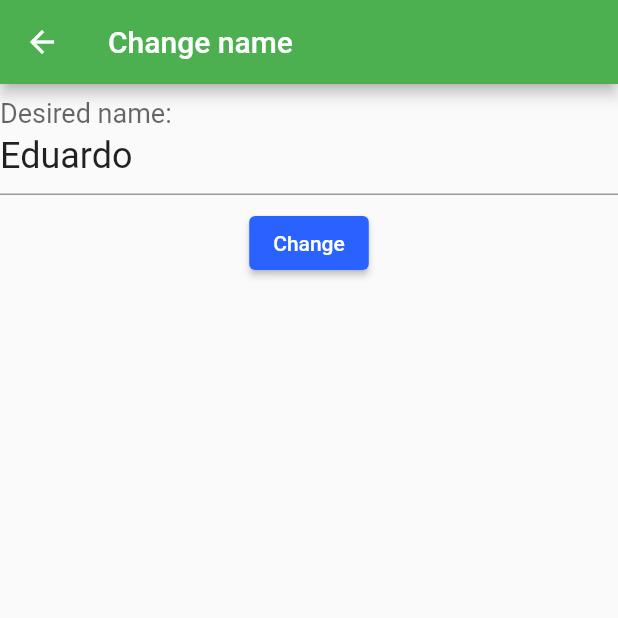
After one commit to Edu-Motter/alura-bytebank, a Flutter app: the screen it shows after launch, after a tap on "Change Name", on a phone screen of 412 x 824 dp, the top half of it. The commit adds this screen. Run offline on Flutter 3.47's test engine with Material 2 defaults, Android fonts, the phone set to English and light mode, and no system bars; our stand-ins replace firebase_core, firebase_crashlytics, flutter_bloc, sqflite; missing offline and left inert: http_interceptor; accounts and stored records are empty; statements that could not run were skipped.

Commit message:
Finalizando app bloc

```diff
--- /dev/null
+++ b/lib/components/container.dart
@@ -0,0 +1,10 @@
+import 'package:flutter/material.dart';
+
+abstract class BlocContainer extends StatelessWidget {
+  const BlocContainer({Key? key}) : super(key: key);
+}
+
+void push(BuildContext blocContext, BlocContainer container) {
+  Navigator.of(blocContext)
+      .push(MaterialPageRoute(builder: (context) => container));
+}
--- /dev/null
+++ b/lib/components/theme.dart
@@ -0,0 +1,16 @@
+import 'package:flutter/material.dart';
+
+final bytebankTheme = ThemeData(
+  colorScheme: ColorScheme.fromSwatch(
+    primarySwatch: Colors.green,
+  ).copyWith(
+    secondary: Colors.blueAccent[700],
+  ),
+  elevatedButtonTheme: ElevatedButtonThemeData(
+    style: ButtonStyle(
+      backgroundColor: MaterialStateProperty.all(Colors.blueAccent[700]),
+    ),
+  ),
+  buttonTheme: ButtonThemeData(
+      buttonColor: Colors.blueAccent[700], textTheme: ButtonTextTheme.primary),
+);
--- a/lib/main.dart
+++ b/lib/main.dart
@@ -1,13 +1,47 @@
 import 'dart:async';
 
+import 'package:bytebank/components/theme.dart';
 import 'package:bytebank/screens/dashboard.dart';
 import 'package:firebase_core/firebase_core.dart';
-import 'package:flutter/material.dart';
 import 'package:firebase_crashlytics/firebase_crashlytics.dart';
 import 'package:flutter/foundation.dart' show kDebugMode;
+import 'package:flutter/material.dart';
+import 'package:flutter_bloc/flutter_bloc.dart';
+
+class LogObserver extends BlocObserver {
+  @override
+  void onChange(BlocBase bloc, Change change) {
+    debugPrint('${bloc.runtimeType} > $change');
+    super.onChange(bloc, change);
+  }
+}
+
+class BytebankApp extends StatelessWidget {
+  const BytebankApp({Key? key}) : super(key: key);
+
+  @override
+  Widget build(BuildContext context) {
+    return MaterialApp(
+      home: const DashboardContainer(),
+      debugShowCheckedModeBanner: false,
+      theme: bytebankTheme,
+    );
+  }
+}
+
 
 void main() async {
   WidgetsFlutterBinding.ensureInitialized();
+  await _firebaseInitialize();
+
+  BlocOverrides.runZoned(() => {
+    runZonedGuarded<Future<void>>(() async {
+      runApp(const BytebankApp());
+    }, FirebaseCrashlytics.instance.recordError)
+  }, blocObserver: LogObserver());
+}
+
+Future<void> _firebaseInitialize() async {
   await Firebase.initializeApp();
 
   if(kDebugMode){
@@ -18,34 +52,4 @@ void main() async {
     FirebaseCrashlytics.instance.setUserIdentifier('alura-123');
   }
 
-  runZonedGuarded<Future<void>>(() async {
-    runApp(const BytebankApp());
-  }, FirebaseCrashlytics.instance.recordError);
 }
-
-class BytebankApp extends StatelessWidget {
-  const BytebankApp({Key? key}) : super(key: key);
-
-  @override
-  Widget build(BuildContext context) {
-    return MaterialApp(
-      home: const Dashboard(),
-      debugShowCheckedModeBanner: false,
-      theme: ThemeData(
-        colorScheme: ColorScheme.fromSwatch(
-          primarySwatch: Colors.green,
-        ).copyWith(
-          secondary: Colors.blueAccent[700],
-        ),
-        elevatedButtonTheme: ElevatedButtonThemeData(
-          style: ButtonStyle(
-            backgroundColor: MaterialStateProperty.all(Colors.blueAccent[700]),
-          ),
-        ),
-        buttonTheme: ButtonThemeData(
-            buttonColor: Colors.blueAccent[700],
-            textTheme: ButtonTextTheme.primary),
-      ),
-    );
-  }
-}
--- /dev/null
+++ b/lib/models/name.dart
@@ -0,0 +1,7 @@
+import 'package:flutter_bloc/flutter_bloc.dart';
+
+class NameCubit extends Cubit<String> {
+  NameCubit(String name) : super(name);
+
+  void change(String name) => emit(name);
+}
--- a/lib/screens/dashboard.dart
+++ b/lib/screens/dashboard.dart
@@ -1,16 +1,33 @@
+import 'package:bytebank/components/container.dart';
 import 'package:bytebank/screens/contacts_list.dart';
+import 'package:bytebank/screens/name.dart';
 import 'package:bytebank/screens/transactions_list.dart';
-import 'package:firebase_crashlytics/firebase_crashlytics.dart';
 import 'package:flutter/material.dart';
+import 'package:flutter_bloc/flutter_bloc.dart';
 
-class Dashboard extends StatelessWidget {
-  const Dashboard({Key? key}) : super(key: key);
+import '../models/name.dart';
+
+class DashboardContainer extends BlocContainer {
+  const DashboardContainer({Key? key}) : super(key: key);
+
+  @override
+  Widget build(BuildContext context) {
+    return BlocProvider(
+      create: (_) => NameCubit('Eduardo'),
+      child: const DashboardView(),
+    );
+  }
+}
+
+class DashboardView extends StatelessWidget {
+  const DashboardView({Key? key}) : super(key: key);
 
   @override
   Widget build(BuildContext context) {
     return Scaffold(
       appBar: AppBar(
-        title: const Text('Dashboard'),
+        title: BlocBuilder<NameCubit, String>(
+            builder: (context, name) => Text('Welcome $name')),
       ),
       body: SingleChildScrollView(
         child: Column(
@@ -37,6 +54,12 @@ class Dashboard extends StatelessWidget {
                         onClick: () {
                           _showTransactionList(context);
                         }),
+                    _FeatureItem(
+                        icon: Icons.person,
+                        title: 'Change Name',
+                        onClick: () {
+                          _showChangeName(context);
+                        }),
                   ],
                 ),
               )
@@ -46,14 +69,20 @@ class Dashboard extends StatelessWidget {
   }
 
   void _showTransfersList(BuildContext context) {
-    FirebaseCrashlytics.instance.crash();
-    Navigator.of(context)
-        .push(MaterialPageRoute(builder: (context) => const TransfersList()));
+    push(context, const TransfersListContainer());
   }
 
   void _showTransactionList(BuildContext context) {
-    Navigator.of(context).push(
-        MaterialPageRoute(builder: (context) => TransactionsList()));
+    Navigator.of(context)
+        .push(MaterialPageRoute(builder: (context) => TransactionsList()));
+  }
+
+  void _showChangeName(BuildContext blocContext) {
+    Navigator.of(blocContext).push(MaterialPageRoute(
+        builder: (context) => BlocProvider.value(
+              value: BlocProvider.of<NameCubit>(blocContext),
+              child: const NameContainer(),
+            )));
   }
 }
 
--- /dev/null
+++ b/lib/screens/name.dart
@@ -0,0 +1,48 @@
+import 'package:bytebank/components/container.dart';
+import 'package:flutter/material.dart';
+import 'package:flutter_bloc/flutter_bloc.dart';
+
+import '../models/name.dart';
+
+class NameContainer extends BlocContainer {
+  const NameContainer({Key? key}) : super(key: key);
+
+  @override
+  Widget build(BuildContext context) {
+    return NameView();
+  }
+}
+
+class NameView extends StatelessWidget {
+  NameView({Key? key}) : super(key: key);
+
+  final TextEditingController _nameController = TextEditingController();
+
+  @override
+  Widget build(BuildContext context) {
+    _nameController.text = context.read<NameCubit>().state;
+
+    return Scaffold(
+      appBar: AppBar(
+        title: const Text('Change name'),
+      ),
+      body: Column(
+        children: [
+          TextField(
+            controller: _nameController,
+            decoration: const InputDecoration(labelText: 'Desired name:'),
+            style: const TextStyle(fontSize: 24.0),
+          ),
+          const SizedBox(height: 8),
+          ElevatedButton(
+              onPressed: () {
+                final name = _nameController.text;
+                context.read<NameCubit>().change(name);
+                Navigator.pop(context);
+              },
+              child: const Text('Change'))
+        ],
+      ),
+    );
+  }
+}
--- a/pubspec.yaml
+++ b/pubspec.yaml
@@ -36,7 +36,7 @@ dependencies:
   firebase_core: ^1.13.0
   firebase_crashlytics: ^2.2.0
   toast: ^0.2.9
-
+  flutter_bloc: ^8.0.1
   # The following adds the Cupertino Icons font to your application.
   # Use with the CupertinoIcons class for iOS style icons.
   cupertino_icons: ^1.0.2
```
Also changed, not shown: lib/screens/contacts_list.dart (+75 -31 lines), lib/screens/counter.dart (added, +64 -0 lines), lib/screens/transactions_form.dart (+147 -100 lines), pubspec.lock.
